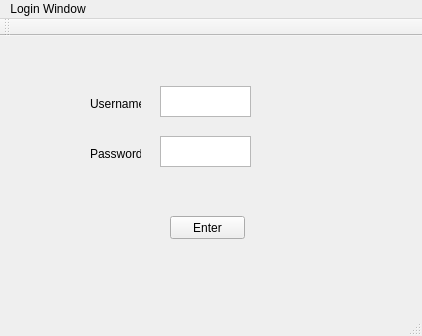
Before: the Qt Designer form loginwindow.ui in The-afroman/CS1C-qt-drawing-project, drawn with Qt 5.
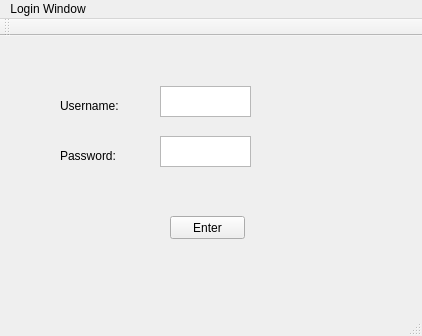
After: the same form once the commit is applied.

Commit message: fixed loginwindow text

Patch:
```diff
--- a/loginwindow.ui
+++ b/loginwindow.ui
@@ -17,10 +17,10 @@
    <widget class="QLabel" name="usernameLabel">
     <property name="geometry">
      <rect>
-      <x>90</x>
+      <x>60</x>
       <y>60</y>
-      <width>51</width>
-      <height>16</height>
+      <width>81</width>
+      <height>20</height>
      </rect>
     </property>
     <property name="text">
@@ -30,10 +30,10 @@
    <widget class="QLabel" name="passwordLabel">
     <property name="geometry">
      <rect>
-      <x>90</x>
+      <x>60</x>
       <y>110</y>
-      <width>51</width>
-      <height>16</height>
+      <width>81</width>
+      <height>20</height>
      </rect>
     </property>
     <property name="text">
```
Left out of the diff: 2 changed lines with no effect on the pictures.
